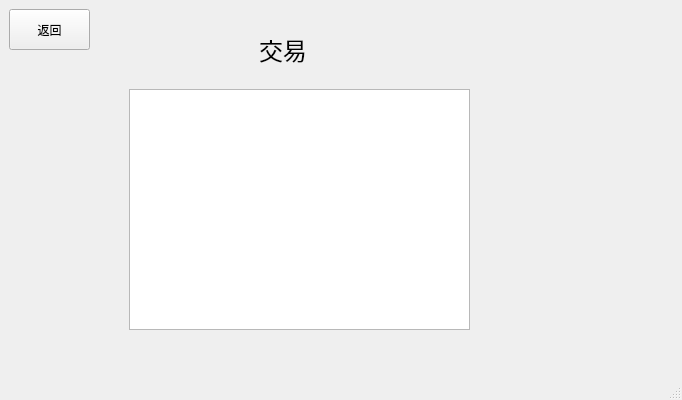
Before: the Qt Designer form login.ui in Airofact/QtSupermarketManagement, drawn with Qt 5.
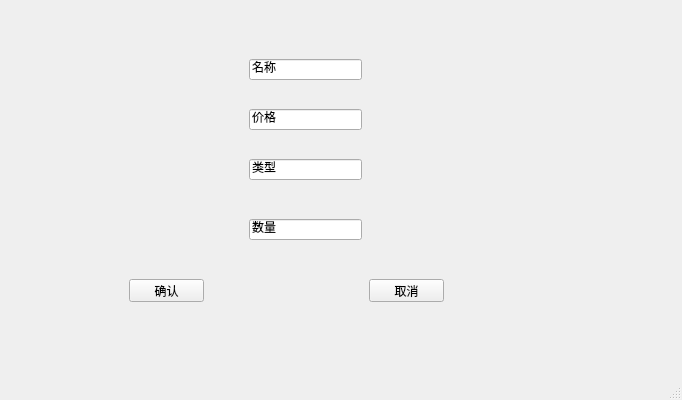
After: the same form once the commit is applied. The open tabs and pages were chosen to show the change. Icons and pictures are not drawn.

What changed in the file:
```diff
--- a/login.ui
+++ b/login.ui
@@ -396,7 +396,7 @@
          <bool>true</bool>
         </property>
        </widget>
-       <widget class="QLabel" name="name">
+       <widget class="QLabel" name="name_1">
         <property name="geometry">
          <rect>
           <x>220</x>
@@ -627,14 +627,174 @@
          <string>交易</string>
         </property>
        </widget>
-       <widget class="QTableView" name="tradetable">
+       <widget class="QTableWidget" name="tradetable">
+        <property name="geometry">
+         <rect>
+          <x>115</x>
+          <y>91</y>
+          <width>371</width>
+          <height>251</height>
+         </rect>
+        </property>
+       </widget>
+       <widget class="QPushButton" name="pushButton_6">
+        <property name="geometry">
+         <rect>
+          <x>10</x>
+          <y>70</y>
+          <width>75</width>
+          <height>23</height>
+         </rect>
+        </property>
+        <property name="text">
+         <string>添加</string>
+        </property>
+       </widget>
+      </widget>
+      <widget class="QWidget" name="page_2">
+       <widget class="QPushButton" name="pushButton_4">
+        <property name="geometry">
+         <rect>
+          <x>170</x>
+          <y>260</y>
+          <width>75</width>
+          <height>23</height>
+         </rect>
+        </property>
+        <property name="text">
+         <string>确定</string>
+        </property>
+       </widget>
+       <widget class="QPushButton" name="pushButton_5">
+        <property name="geometry">
+         <rect>
+          <x>400</x>
+          <y>260</y>
+          <width>75</width>
+          <height>23</height>
+         </rect>
+        </property>
+        <property name="text">
+         <string>取消</string>
+        </property>
+       </widget>
+       <widget class="QLineEdit" name="name_2">
+        <property name="geometry">
+         <rect>
+          <x>260</x>
+          <y>30</y>
+          <width>113</width>
+          <height>21</height>
+         </rect>
+        </property>
+        <property name="text">
+         <string>名称</string>
+        </property>
+       </widget>
+       <widget class="QLineEdit" name="amount_2">
+        <property name="geometry">
+         <rect>
+          <x>260</x>
+          <y>100</y>
+          <width>113</width>
+          <height>21</height>
+         </rect>
+        </property>
+        <property name="text">
+         <string>数量</string>
+        </property>
+       </widget>
+       <widget class="QLineEdit" name="reason_2">
+        <property name="geometry">
+         <rect>
+          <x>260</x>
+          <y>180</y>
+          <width>113</width>
+          <height>21</height>
+         </rect>
+        </property>
+        <property name="text">
+         <string>原因</string>
+        </property>
+       </widget>
+      </widget>
+      <widget class="QWidget" name="page">
+       <widget class="QPushButton" name="pushButton_2">
         <property name="geometry">
          <rect>
           <x>120</x>
-          <y>80</y>
-          <width>341</width>
-          <height>241</height>
+          <y>270</y>
+          <width>75</width>
+          <height>23</height>
          </rect>
+        </property>
+        <property name="text">
+         <string>确认</string>
+        </property>
+       </widget>
+       <widget class="QPushButton" name="pushButton_3">
+        <property name="geometry">
+         <rect>
+          <x>360</x>
+          <y>270</y>
+          <width>75</width>
+          <height>23</height>
+         </rect>
+        </property>
+        <property name="text">
+         <string>取消</string>
+        </property>
+       </widget>
+       <widget class="QLineEdit" name="name">
+        <property name="geometry">
+         <rect>
+          <x>240</x>
+          <y>50</y>
+          <width>113</width>
+          <height>21</height>
+         </rect>
+        </property>
+        <property name="text">
+         <string>名称</string>
+        </property>
+       </widget>
+       <widget class="QLineEdit" name="price">
+        <property name="geometry">
+         <rect>
+          <x>240</x>
+          <y>100</y>
+          <width>113</width>
+          <height>21</height>
+         </rect>
+        </property>
+        <property name="text">
+         <string>价格</string>
+        </property>
+       </widget>
+       <widget class="QLineEdit" name="type">
+        <property name="geometry">
+         <rect>
+          <x>240</x>
+          <y>150</y>
+          <width>113</width>
+          <height>21</height>
+         </rect>
+        </property>
+        <property name="text">
+         <string>类型</string>
+        </property>
+       </widget>
+       <widget class="QLineEdit" name="amount">
+        <property name="geometry">
+         <rect>
+          <x>240</x>
+          <y>210</y>
+          <width>113</width>
+          <height>21</height>
+         </rect>
+        </property>
+        <property name="text">
+         <string>数量</string>
         </property>
        </widget>
       </widget>
```
Left out of the diff: 38 changed lines with no effect on the pictures.
